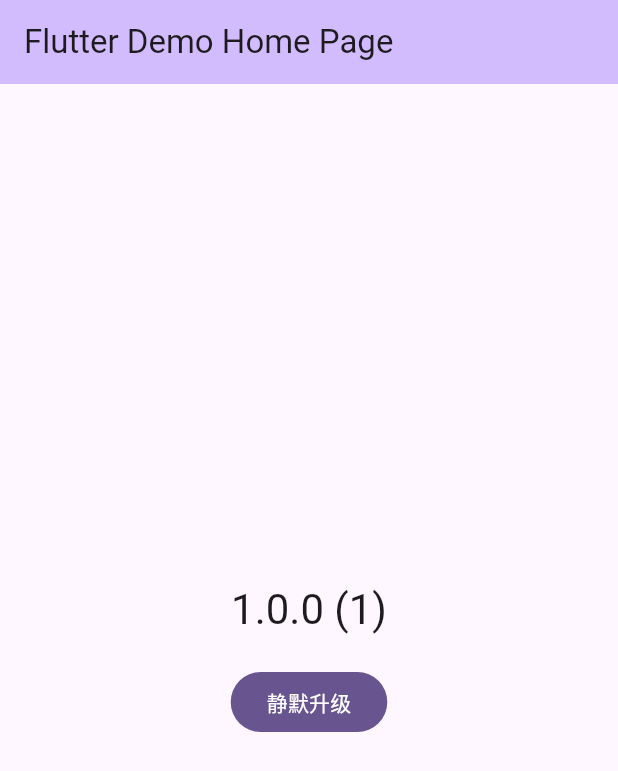
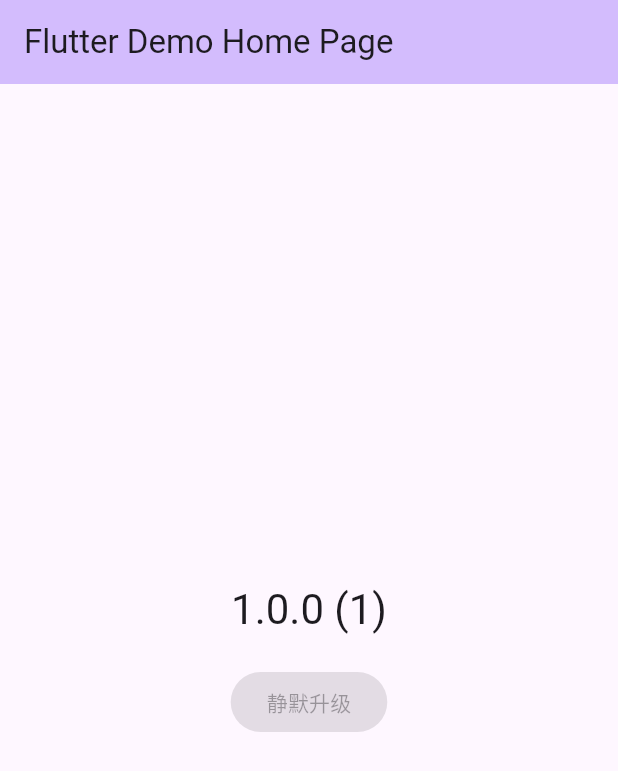
Before and after one commit to and2long/silence_install, a Flutter app: the screen it shows after launch, after a tap on "静默升级", on a phone screen of 412 x 824 dp. Shown: the top 771 px of the screen. Run offline on Flutter 3.47's test engine with Material 3 defaults, Android fonts, the phone set to English and light mode, and no system bars; our stand-ins replace dio, package_info_plus; network calls fail.

Commit message:
feat: 下载文件

```diff
--- a/lib/main.dart
+++ b/lib/main.dart
@@ -1,5 +1,7 @@
+import 'package:dio/dio.dart';
 import 'package:flutter/material.dart';
 import 'package:package_info_plus/package_info_plus.dart';
+import 'package:path_provider/path_provider.dart';
 
 void main() {
   runApp(const MyApp());
@@ -56,6 +58,8 @@ class MyHomePage extends StatefulWidget {
 }
 
 class _MyHomePageState extends State<MyHomePage> {
+  final dio = Dio();
+  bool _downloading = false;
   @override
   Widget build(BuildContext context) {
     return Scaffold(
@@ -81,10 +85,32 @@ class _MyHomePageState extends State<MyHomePage> {
               }),
             ),
             const SizedBox(height: 20),
-            FilledButton(onPressed: () {}, child: const Text('静默升级')),
+            FilledButton(
+                onPressed: _downloading ? null : _download,
+                child: const Text('静默升级')),
           ],
         ),
       ),
     );
   }
+
+  void _download() async {
+    setState(() {
+      _downloading = true;
+    });
+    await dio.download(
+      'https://amplify-spo2appflutter-test-105855-deployment.s3.ap-northeast-1.amazonaws.com/2.apk',
+      '${(await getTemporaryDirectory()).path}/demo-v2.apk',
+      onReceiveProgress: (received, total) {
+        if (total <= 0) return;
+        String value = (received / total * 100).toStringAsFixed(0);
+        print('percentage: $value%');
+        if (received == total) {
+          setState(() {
+            _downloading = false;
+          });
+        }
+      },
+    );
+  }
 }
--- a/pubspec.yaml
+++ b/pubspec.yaml
@@ -36,6 +36,8 @@ dependencies:
   # Use with the CupertinoIcons class for iOS style icons.
   cupertino_icons: ^1.0.6
   package_info_plus: ^7.0.0
+  dio: ^5.4.3+1
+  path_provider: ^2.1.3
 
 dev_dependencies:
   flutter_test:
```
